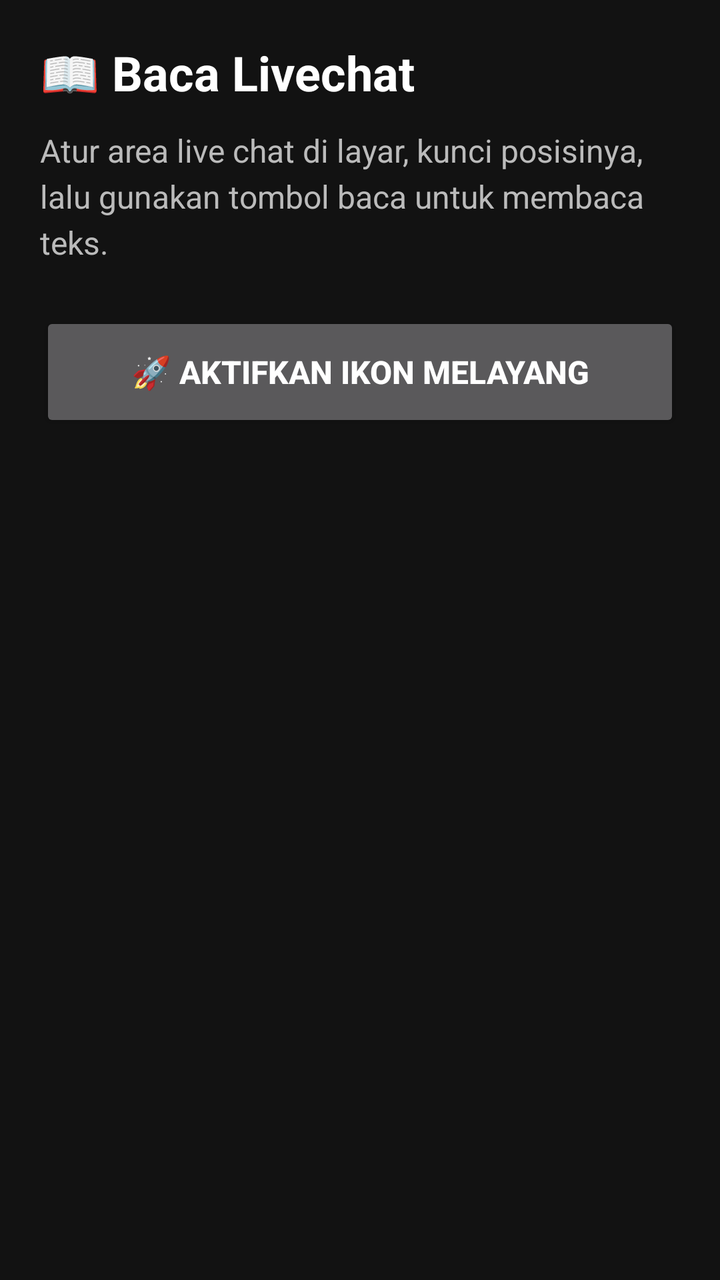
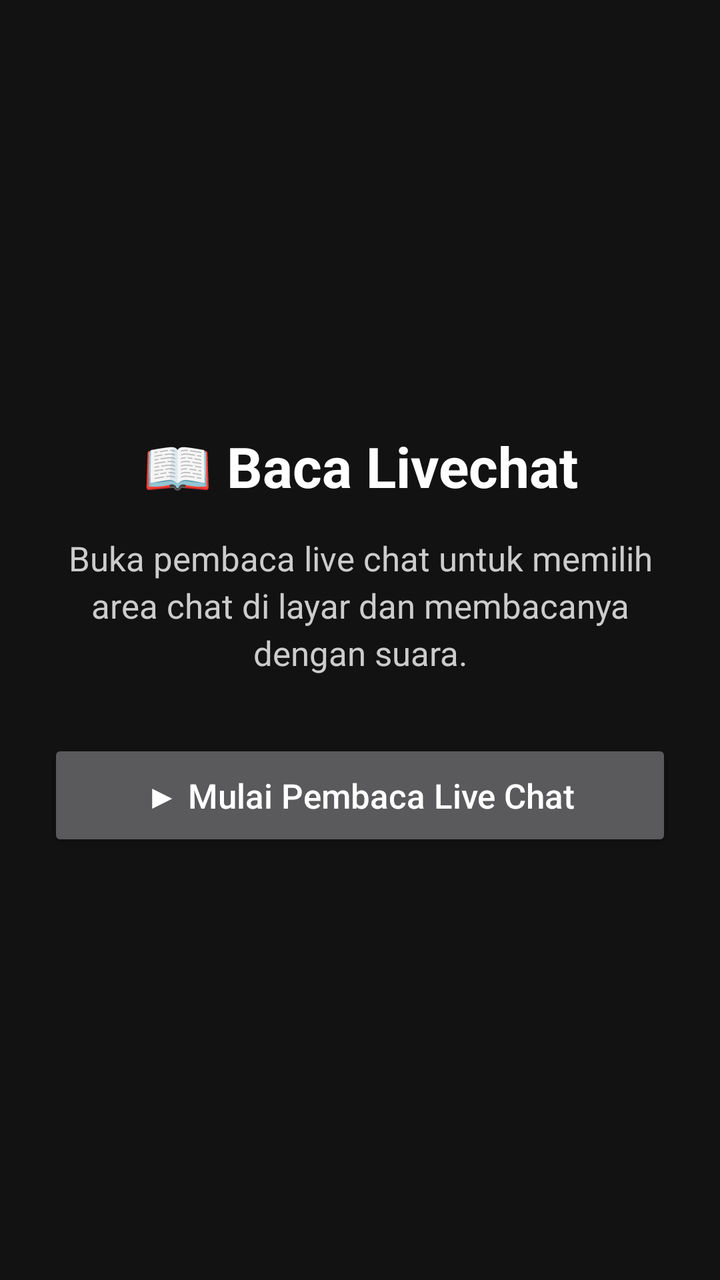

An Android layout rendered at two revisions. The XML below is the earlier revision; the diff shows what the commit changed to produce the second picture.
<!-- AndroidManifest.xml: application theme Theme.AppCompat.NoActionBar -->
<!-- res/layout/activity_main.xml -->
<?xml version="1.0" encoding="utf-8"?>
<ScrollView
    xmlns:android="http://schemas.android.com/apk/res/android"
    android:layout_width="match_parent"
    android:layout_height="match_parent"
    android:background="#121212"
    android:padding="20dp">

    <LinearLayout
        android:layout_width="match_parent"
        android:layout_height="wrap_content"
        android:orientation="vertical">

        <TextView
            android:layout_width="wrap_content"
            android:layout_height="wrap_content"
            android:text="📖 Baca Livechat"
            android:textColor="#FFFFFF"
            android:textSize="24sp"
            android:textStyle="bold"
            android:layout_marginBottom="12dp"/>

        <TextView
            android:layout_width="match_parent"
            android:layout_height="wrap_content"
            android:text="Atur area live chat di layar, kunci posisinya, lalu gunakan tombol baca untuk membaca teks."
            android:textColor="#BBBBBB"
            android:textSize="16sp"
            android:lineSpacingExtra="4dp"
            android:layout_marginBottom="24dp"/>

        <Button
            android:id="@+id/btnStartOverlay"
            android:layout_width="match_parent"
            android:layout_height="60dp"
            android:text="🚀 AKTIFKAN IKON MELAYANG"
            android:textColor="#FFFFFF"
            android:textSize="16sp"
            android:textStyle="bold"/>

    </LinearLayout>

</ScrollView>
<!-- resources referenced by this layout -->
<resources>

</resources>

<!-- the commit's change to res/layout/activity_main.xml (unified diff, before → after) -->
@@ -1,43 +1,42 @@
 <?xml version="1.0" encoding="utf-8"?>
-<ScrollView
+<LinearLayout
     xmlns:android="http://schemas.android.com/apk/res/android"
     android:layout_width="match_parent"
     android:layout_height="match_parent"
-    android:background="#121212"
-    android:padding="20dp">
+    android:orientation="vertical"
+    android:padding="24dp"
+    android:gravity="center"
+    android:background="#121212">
 
-    <LinearLayout
+    <TextView
+        android:id="@+id/title"
+        android:layout_width="wrap_content"
+        android:layout_height="wrap_content"
+        android:text="📖 Baca Livechat"
+        android:textColor="#FFFFFF"
+        android:textSize="28sp"
+        android:textStyle="bold"
+        android:gravity="center"
+        android:layout_marginBottom="16dp" />
+
+    <TextView
+        android:id="@+id/description"
         android:layout_width="match_parent"
         android:layout_height="wrap_content"
-        android:orientation="vertical">
+        android:text="Buka pembaca live chat untuk memilih area chat di layar dan membacanya dengan suara."
+        android:textColor="#CCCCCC"
+        android:textSize="17sp"
+        android:gravity="center"
+        android:lineSpacingExtra="4dp"
+        android:layout_marginBottom="32dp" />
 
-        <TextView
-            android:layout_width="wrap_content"
-            android:layout_height="wrap_content"
-            android:text="📖 Baca Livechat"
-            android:textColor="#FFFFFF"
-            android:textSize="24sp"
-            android:textStyle="bold"
-            android:layout_marginBottom="12dp"/>
+    <Button
+        android:id="@+id/btnStart"
+        android:layout_width="match_parent"
+        android:layout_height="wrap_content"
+        android:minHeight="56dp"
+        android:text="▶ Mulai Pembaca Live Chat"
+        android:textSize="17sp"
+        android:textAllCaps="false" />
 
-        <TextView
-            android:layout_width="match_parent"
-            android:layout_height="wrap_content"
-            android:text="Atur area live chat di layar, kunci posisinya, lalu gunakan tombol baca untuk membaca teks."
-            android:textColor="#BBBBBB"
-            android:textSize="16sp"
-            android:lineSpacingExtra="4dp"
-            android:layout_marginBottom="24dp"/>
-
-        <Button
-            android:id="@+id/btnStartOverlay"
-            android:layout_width="match_parent"
-            android:layout_height="60dp"
-            android:text="🚀 AKTIFKAN IKON MELAYANG"
-            android:textColor="#FFFFFF"
-            android:textSize="16sp"
-            android:textStyle="bold"/>
-
-    </LinearLayout>
-
-</ScrollView>
+</LinearLayout>
